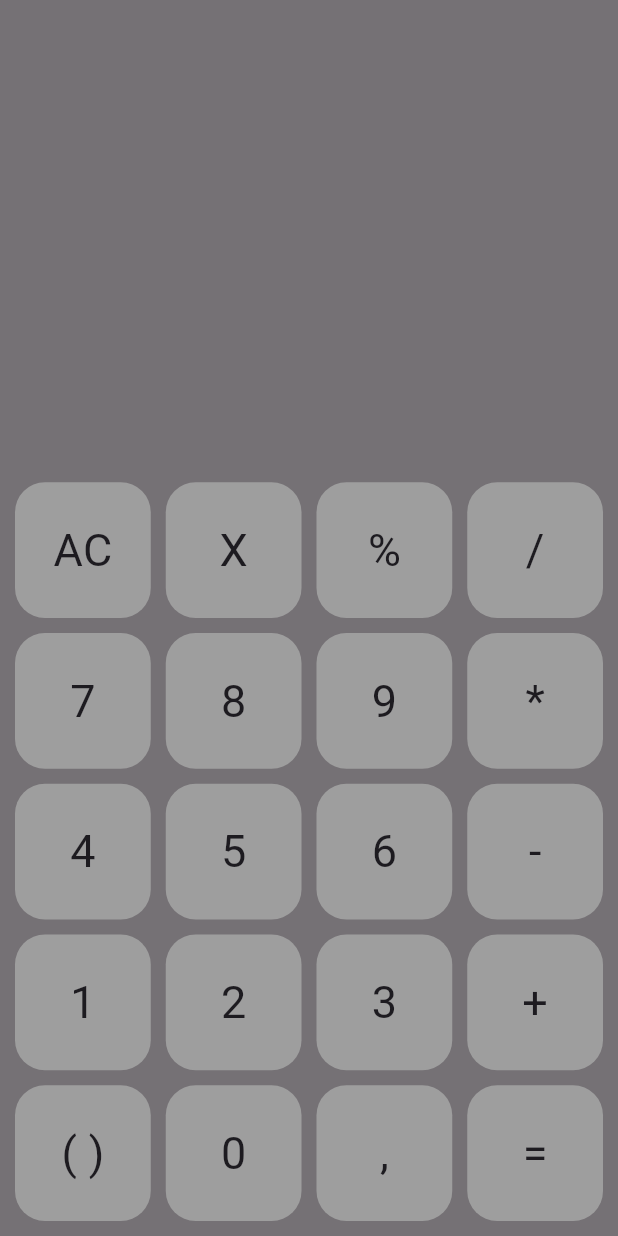
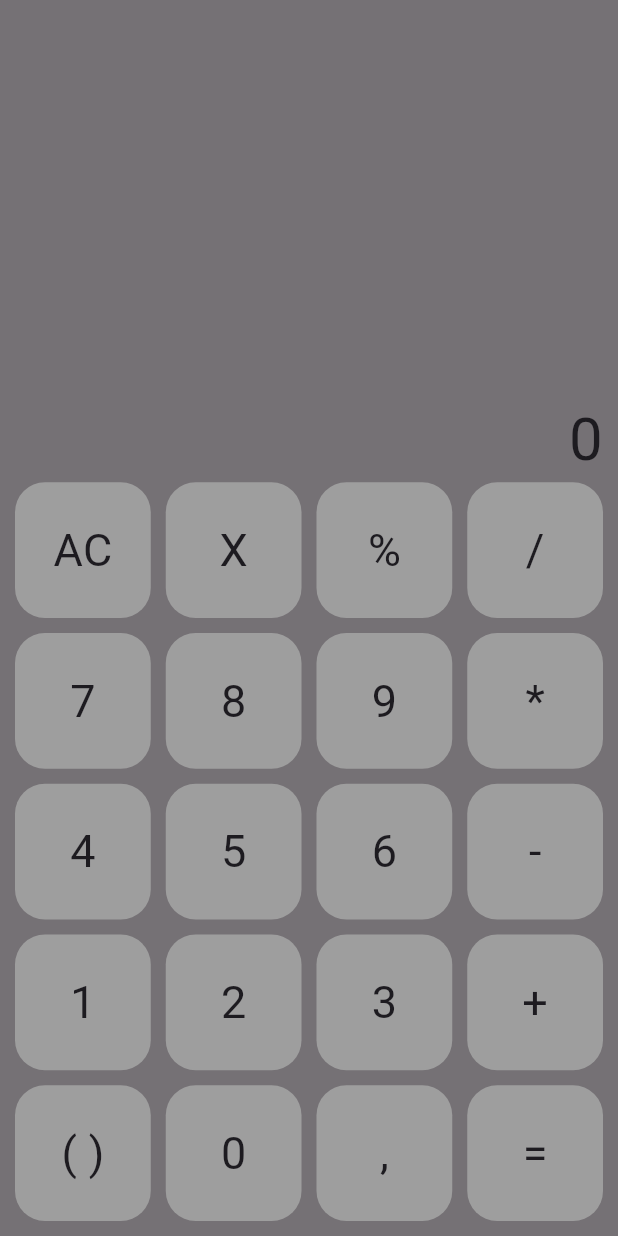
Before and after one commit to saidumarrahmonov6/kalkulyator, a Flutter app: the screen it shows after launch, after a tap on "AC", on a phone screen of 412 x 824 dp. Run offline on Flutter 3.47's test engine with Material 3 defaults, Android fonts, the phone set to English and light mode, and no system bars; our stand-ins replace math_expressions.

Commit message:
Initial commit

```diff
--- a/lib/main.dart
+++ b/lib/main.dart
@@ -1,5 +1,6 @@
 import 'package:flutter/material.dart';
 import 'package:kalkulyator/custom_button.dart';
+import 'package:math_expressions/math_expressions.dart';
 
 void main() {
   runApp(MaterialApp(
@@ -18,6 +19,7 @@ class MyApp extends StatefulWidget {
 class _MyAppState extends State<MyApp> {
   String expermission = "";
   int testq = 0;
+  String result="";
   TextEditingController number = TextEditingController();
 
   @override
@@ -56,6 +58,19 @@ class _MyAppState extends State<MyApp> {
                 decoration:
                     BoxDecoration(borderRadius: BorderRadius.circular(10)),
               )),
+              Container(
+                alignment: Alignment.bottomRight,
+                child: Text(
+                  result,
+                  style: TextStyle(
+                    fontSize: 40,
+                  ),
+                ),
+                height: 60,
+                width: MediaQuery.of(context).size.width - 10,
+                decoration:
+                BoxDecoration(borderRadius: BorderRadius.circular(10)),
+              ),
               GridView(
                   shrinkWrap: true,
                   gridDelegate: SliverGridDelegateWithFixedCrossAxisCount(
@@ -71,6 +86,7 @@ class _MyAppState extends State<MyApp> {
                           expermission = "";
                           testq=0;
                         });
+                        calculate(number.text);
                       },
                     ),
                     Button(
@@ -86,6 +102,7 @@ class _MyAppState extends State<MyApp> {
                           number = TextEditingController(text: number.text.substring(0,number.text.length-1));
                           expermission = number.text.substring(0,number.text.length-1);
                         });
+                        calculate(number.text);
                       },
                     ),
                     Button(
@@ -99,8 +116,6 @@ class _MyAppState extends State<MyApp> {
                       voidCallback: () {
                         add("/");
                       },
-
-
                     ),
                     Button(
                       character: '7',
@@ -199,7 +214,15 @@ class _MyAppState extends State<MyApp> {
                     ),
                     Button(
                       character: '=',
-                      voidCallback: () {},
+                      voidCallback: () {
+                        setState(() {
+                          number = TextEditingController(text: "");
+                          expermission = "";
+                          number = TextEditingController(text: result);
+                          expermission = result;
+                        });
+
+                      },
                     ),
                   ]),
             ],
@@ -213,6 +236,24 @@ class _MyAppState extends State<MyApp> {
       expermission += exp;
       number = TextEditingController(text: expermission);
     });
+    calculate(number.text);
+  }
+  calculate(String mathExp){
+    try {
+      setState(() {
+        ContextModel cm = ContextModel();
+        Parser parser = Parser();
+        Expression exp = parser.parse(mathExp);
+        double eval = exp.evaluate(EvaluationType.REAL, cm);
+        result = eval.toString();
+      });
+    } catch(e){
+      if(number.text.length == 0){
+        result = "0";
+      } else {
+        result = "ERROR";
+      }
+    }
   }
 
 }
--- a/pubspec.yaml
+++ b/pubspec.yaml
@@ -37,6 +37,7 @@ dependencies:
   cupertino_icons: ^1.0.2
   bloc: ^8.1.2
   flutter_bloc: ^8.1.3
+  math_expressions: ^2.4.0
 
 dev_dependencies:
   flutter_test:
```
Also changed, not shown: pubspec.lock.
